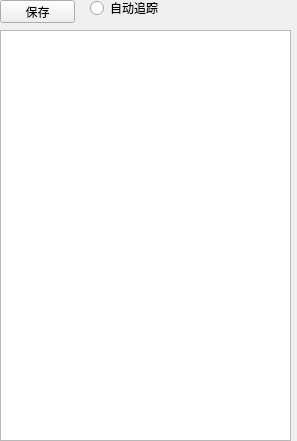
Old version of the form ui/log.ui in the repository yonghao-gu/jiucai.
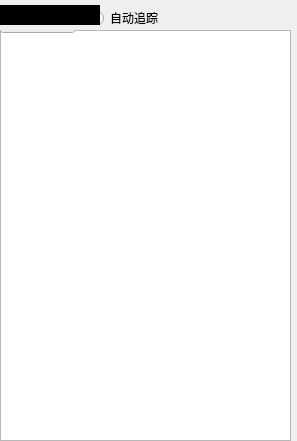
New version of the form.

What changed in the file:
```diff
--- a/ui/log.ui
+++ b/ui/log.ui
@@ -33,7 +33,7 @@
    <property name="geometry">
     <rect>
      <x>0</x>
-     <y>0</y>
+     <y>10</y>
      <width>75</width>
      <height>23</height>
     </rect>
@@ -46,7 +46,7 @@
    <property name="geometry">
     <rect>
      <x>90</x>
-     <y>0</y>
+     <y>10</y>
      <width>89</width>
      <height>16</height>
     </rect>
@@ -55,6 +55,51 @@
     <string>自动追踪</string>
    </property>
   </widget>
+  <widget class="Line" name="line">
+   <property name="windowModality">
+    <enum>Qt::NonModal</enum>
+   </property>
+   <property name="enabled">
+    <bool>true</bool>
+   </property>
+   <property name="sizePolicy">
+    <sizepolicy hsizetype="Maximum" vsizetype="Fixed">
+     <horstretch>0</horstretch>
+     <verstretch>0</verstretch>
+    </sizepolicy>
+   </property>
+   <property name="baseSize">
+    <size>
+     <width>10</width>
+     <height>20</height>
+    </size>
+   </property>
+   <property name="font">
+    <font>
+     <weight>75</weight>
+     <italic>true</italic>
+     <bold>true</bold>
+    </font>
+   </property>
+   <property name="layoutDirection">
+    <enum>Qt::LeftToRight</enum>
+   </property>
+   <property name="autoFillBackground">
+    <bool>true</bool>
+   </property>
+   <property name="frameShadow">
+    <enum>QFrame::Plain</enum>
+   </property>
+   <property name="lineWidth">
+    <number>20</number>
+   </property>
+   <property name="midLineWidth">
+    <number>10</number>
+   </property>
+   <property name="orientation">
+    <enum>Qt::Horizontal</enum>
+   </property>
+  </widget>
  </widget>
  <resources/>
  <connections/>
```
